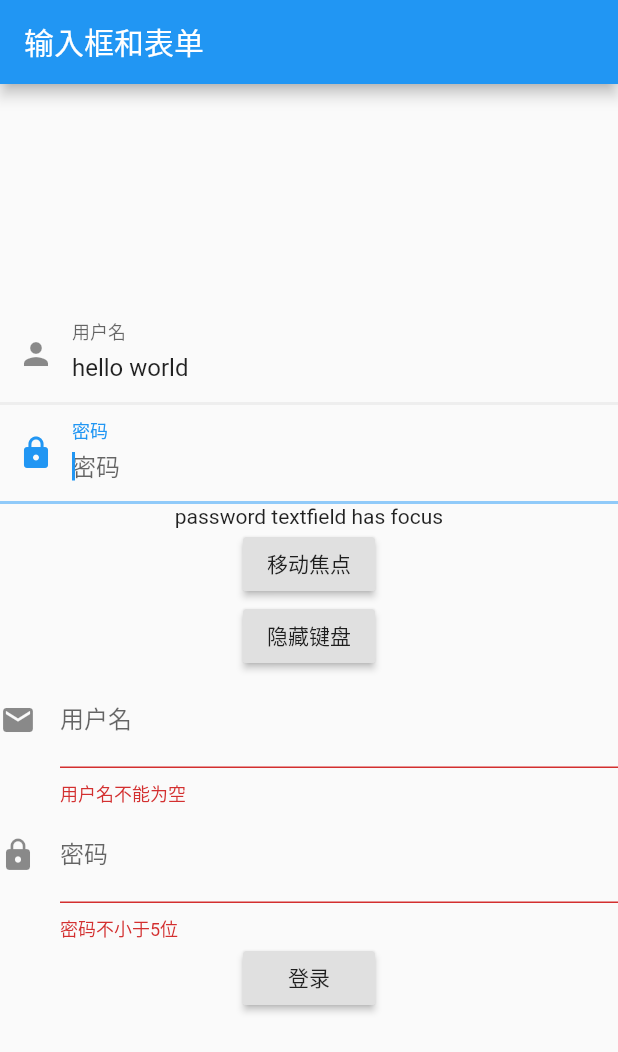
After one commit to 744831110/flutter, a Flutter app: the InputBoxAndFormWidget screen opened directly, after a tap on "移动焦点", on a phone screen of 412 x 824 dp. The commit adds this screen. Shown: the top 1052 px of the screen. Run offline on Flutter 3.47's test engine with Material 2 defaults, Android fonts, the phone set to English and light mode, and no system bars; network calls fail.

Commit message:
基本widgets

```diff
--- a/myapp/lib/basicWidget/basicWidgetEntrance.dart
+++ b/myapp/lib/basicWidget/basicWidgetEntrance.dart
@@ -5,6 +5,8 @@ import 'widgetIntroduce.dart';
 import 'textAndFontStyle.dart';
 import 'button.dart';
 import 'pictureAndIcon.dart';
+import 'switchAndCheckBox.dart';
+import 'inputBoxAndForm.dart';
 
 class BasicHomePageWidget extends StatefulWidget {
   BasicHomePageWidget({Key key, this.title}) : super(key: key);
@@ -52,6 +54,16 @@ class BasictHomePageWidgetState extends State<BasicHomePageWidget> {
               child: Text("图片和Icon"),
               textColor: Colors.blue,
               onPressed: () => this.pushToMaterialPageRoute(new PictureAndIconWidget(title: "图片和Icon",)),
+            ),
+            FlatButton(
+              child: Text("单选开关和复选框"),
+              textColor: Colors.blue,
+              onPressed: () => this.pushToMaterialPageRoute(new SwitchAndCheckBoxWidget(title: "单选开关和复选框",)),
+            ),
+            FlatButton(
+              child: Text("输入框和表单"),
+              textColor: Colors.blue,
+              onPressed: () => this.pushToMaterialPageRoute(new InputBoxAndFormWidget(title: "输入框和表单")),
             )
           ],
         ),
--- /dev/null
+++ b/myapp/lib/basicWidget/inputBoxAndForm.dart
@@ -0,0 +1,164 @@
+import 'package:flutter/material.dart';
+
+class InputBoxAndFormWidget extends StatefulWidget{
+  InputBoxAndFormWidget({Key key, this.title}):super(key: key);
+  final String title;
+  @override
+  State<StatefulWidget> createState() {
+    return InputBoxAndFormWidgetState();
+  }
+}
+
+class InputBoxAndFormWidgetState extends State<InputBoxAndFormWidget> {
+  //输入框
+  TextEditingController usernameController = TextEditingController();
+  TextEditingController passwordController = TextEditingController();
+  FocusNode usernameNode = FocusNode();
+  FocusNode passwordNode = FocusNode();
+  Color usernameBorderColor = Colors.grey[200];
+  Color passwordBorderColor = Colors.grey[200];
+  String text = "";
+  //表单
+  GlobalKey formKey= new GlobalKey<FormState>();
+  TextEditingController usernameFormController = TextEditingController();
+  TextEditingController passwordFormController = TextEditingController();
+
+  @override
+  void initState() {
+
+    super.initState();
+    usernameController.text = "hello world";
+    usernameNode.addListener((){
+      setState(() {
+        if (usernameNode.hasFocus) {
+          text = "username textfield has focus";
+          usernameBorderColor = Colors.blue[200];
+        } else {
+          usernameBorderColor = Colors.grey[200];
+        }
+      });
+    });
+    passwordNode.addListener((){
+      setState(() {
+        if (passwordNode.hasFocus){
+          text = "password textfield has focus";
+          passwordBorderColor = Colors.blue[200];
+        } else {
+          passwordBorderColor = Colors.grey[200];
+        }
+      });
+    });
+
+  }
+  @override
+  Widget build(BuildContext context) {
+    return Scaffold(
+      appBar: new AppBar(title: Text(widget.title),),
+      body: Center(
+        child: Column(
+          mainAxisAlignment: MainAxisAlignment.center,
+          children: <Widget>[
+            Container(
+              child: TextField(
+                autofocus: true,
+                decoration: InputDecoration(
+                  labelText: "用户名",
+                  hintText: "用户名或邮箱",
+                  prefixIcon: Icon(Icons.person),
+                  border: InputBorder.none
+                ),
+                controller: usernameController,
+                focusNode: usernameNode,
+              ),
+              decoration: BoxDecoration(
+                border: Border(
+                  bottom: BorderSide(color: usernameBorderColor,width: 2)
+                )
+              ),
+            ),
+            Container(
+              child: TextField(
+                autofocus: true,
+                decoration: InputDecoration(
+                  labelText: "密码",
+                  hintText: "密码",
+                  prefixIcon: Icon(Icons.lock),
+                  border: InputBorder.none
+                ),
+                obscureText: true,
+                controller: passwordController,
+                focusNode: passwordNode,
+              ),
+              decoration: BoxDecoration(
+                border: Border(
+                  bottom: BorderSide(color: passwordBorderColor,width: 2)
+                )
+              ),
+            ),
+            Text(text),
+            RaisedButton(
+              child: Text("移动焦点"),
+              onPressed: (){
+                setState(() {
+                  FocusScope.of(context).requestFocus(passwordNode);
+                });
+              },
+            ),
+            RaisedButton(
+              child: Text("隐藏键盘"),
+              onPressed: (){
+                setState(() {
+                  usernameNode.unfocus();
+                  passwordNode.unfocus();
+                  text = "no textfield has focus";
+                });
+              },
+            ),
+            Form(
+              key: formKey,
+              autovalidate: true,
+              child: Column(
+                children: <Widget>[
+                  TextFormField(
+                    autofocus: true,
+                    controller: usernameFormController,
+                    decoration: InputDecoration(
+                      labelText: "用户名",
+                      hintText: "用户名或邮箱",
+                      icon: Icon(Icons.email)
+                    ),
+                    validator: (v){
+                      return v.trim().length > 0 ? null : "用户名不能为空";
+                    },
+                  ),
+                  TextFormField(
+                    autofocus: true,
+                    controller: passwordFormController,
+                    decoration: InputDecoration(
+                      labelText: "密码",
+                      hintText: "密码",
+                      icon: Icon(Icons.lock)
+                    ),
+                    validator: (v){
+                      return v.trim().length > 6 ? null : "密码不小于5位";
+                    },
+                  ),
+                  RaisedButton(
+                    child: Text("登录"),
+                    onPressed: (){
+                      if ((formKey.currentState as FormState).validate()) {
+                        print("验证成功");
+                      } else {
+                        print("验证失败");
+                      }
+                    },
+                  )
+                ],
+              ),
+            )
+          ],
+        ),
+      ),
+    );
+  }
+}
--- a/myapp/lib/basicWidget/pictureAndIcon.dart
+++ b/myapp/lib/basicWidget/pictureAndIcon.dart
@@ -18,7 +18,9 @@ class PictureAndIconWidgetState extends State<PictureAndIconWidget> {
         child: Column(
           mainAxisAlignment: MainAxisAlignment.center,
           children: <Widget>[
+            Image(image: AssetImage("lib/images/icon1.jpg"),width: 50,),
             Image.asset("lib/images/icon2.jpg", width: 100),
+            Image(image: NetworkImage("https://avatars2.githubusercontent.com/u/20411648?s=460&v=4"), width: 100,),
             Image.network("https://cdn.jsdelivr.net/gh/flutterchina/flutter-in-action@1.0/docs/imgs/image-20180829163427556.png", width: 100),
           ],
         ),
--- /dev/null
+++ b/myapp/lib/basicWidget/switchAndCheckBox.dart
@@ -0,0 +1,46 @@
+import 'package:flutter/material.dart';
+
+class SwitchAndCheckBoxWidget extends StatefulWidget {
+  SwitchAndCheckBoxWidget({Key key, this.title}):super(key: key);
+  final String title;
+  @override
+  State<StatefulWidget> createState() {
+    return SwitchAndCheckBoxWidgetState();
+  }
+}
+
+class SwitchAndCheckBoxWidgetState extends State<SwitchAndCheckBoxWidget> {
+  bool switchSelected = true;
+  bool checkBoxSelected = true;
+  @override
+  Widget build(BuildContext context) {
+    return Scaffold(
+      appBar: new AppBar(title: Text(widget.title),),
+      body: Center(
+        child: Column(
+          mainAxisAlignment: MainAxisAlignment.center,
+          children: <Widget>[
+            Switch(
+              value: switchSelected,
+              onChanged: (value) {
+                setState(() {
+                  switchSelected = value;
+                });
+              },
+            ),
+            Checkbox(
+              value: checkBoxSelected,
+              activeColor: Colors.red,
+              tristate: true,
+              onChanged: (value) {
+                setState(() {
+                  checkBoxSelected = value;
+                });
+              },
+            )
+          ],
+        ),
+      ),
+    );
+  }
+}
```
